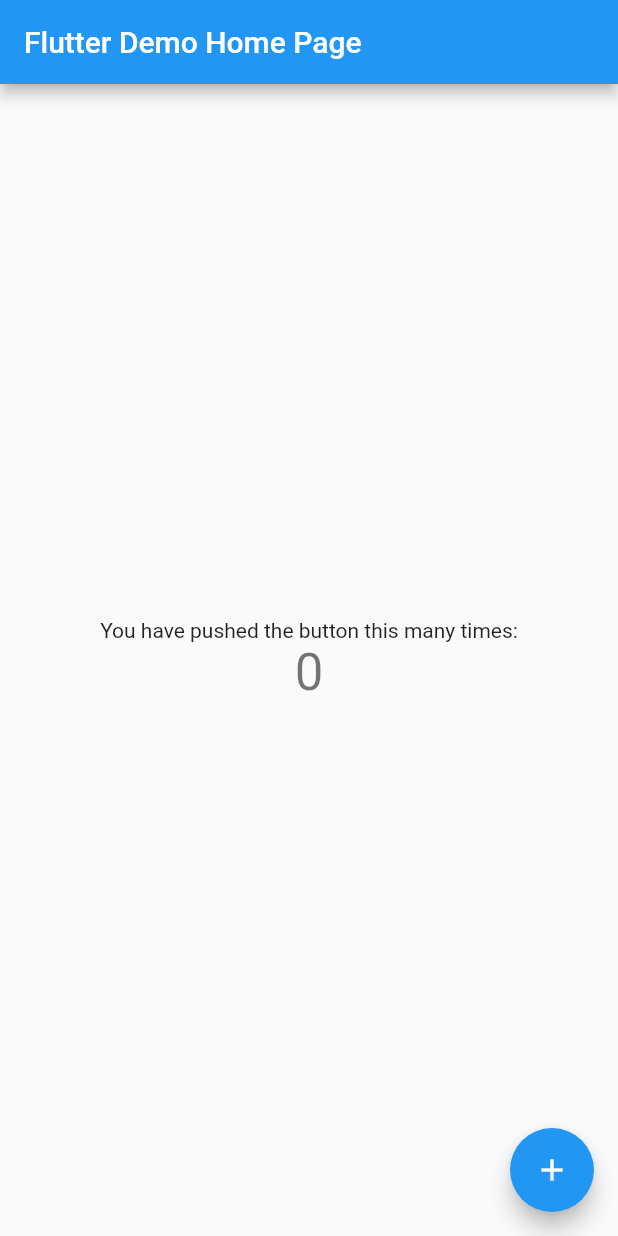
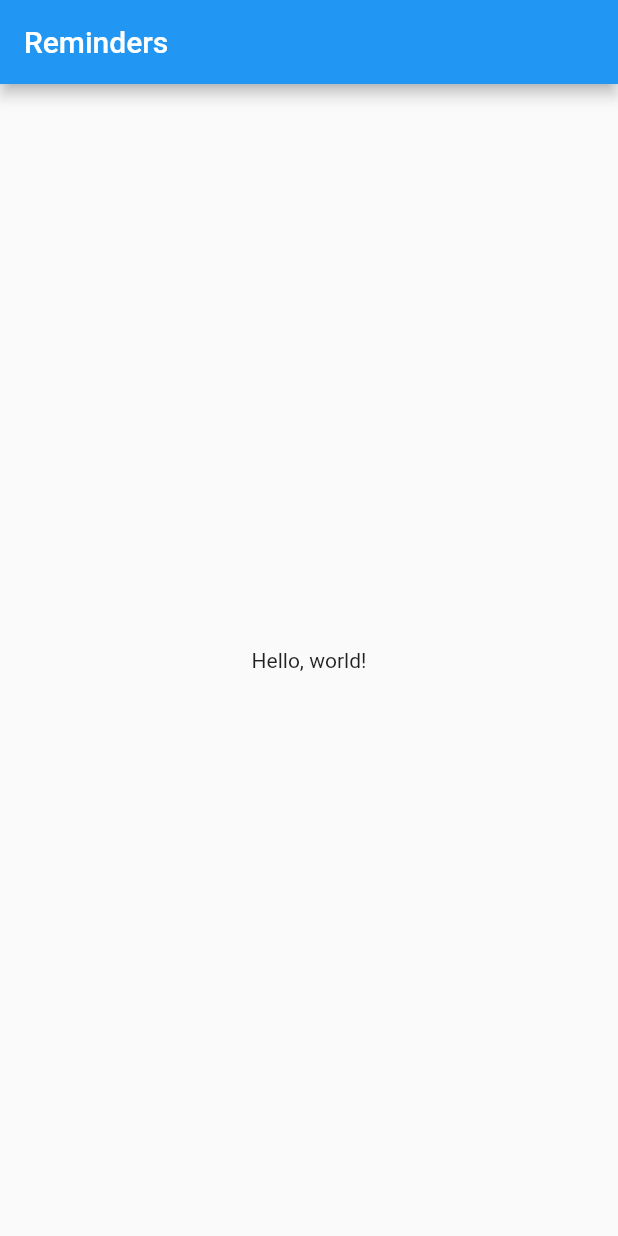
Before and after one commit to MatheusZanfolin/flutter-training, a Flutter app: the screen it shows after launch, on a phone screen of 412 x 824 dp. Run offline on Flutter 3.47's test engine with Material 2 defaults, Android fonts, the phone set to English and light mode, and no system bars.

Commit message:
Created MainRoute

```diff
--- a/lib/main.dart
+++ b/lib/main.dart
@@ -1,113 +1,18 @@
+
 import 'package:flutter/material.dart';
+import 'package:flutter_training/routes/route_main.dart';
 
-void main() {
-  runApp(MyApp());
-}
+void main() => runApp(MyApp());
 
 class MyApp extends StatelessWidget {
-  // This widget is the root of your application.
   @override
   Widget build(BuildContext context) {
     return MaterialApp(
       title: 'Flutter Demo',
       theme: ThemeData(
-        // This is the theme of your application.
-        //
-        // Try running your application with "flutter run". You'll see the
-        // application has a blue toolbar. Then, without quitting the app, try
-        // changing the primarySwatch below to Colors.green and then invoke
-        // "hot reload" (press "r" in the console where you ran "flutter run",
-        // or simply save your changes to "hot reload" in a Flutter IDE).
-        // Notice that the counter didn't reset back to zero; the application
-        // is not restarted.
         primarySwatch: Colors.blue,
       ),
-      home: MyHomePage(title: 'Flutter Demo Home Page'),
+      home: MainRoute(),
     );
   }
 }
-
-class MyHomePage extends StatefulWidget {
-  MyHomePage({Key key, this.title}) : super(key: key);
-
-  // This widget is the home page of your application. It is stateful, meaning
-  // that it has a State object (defined below) that contains fields that affect
-  // how it looks.
-
-  // This class is the configuration for the state. It holds the values (in this
-  // case the title) provided by the parent (in this case the App widget) and
-  // used by the build method of the State. Fields in a Widget subclass are
-  // always marked "final".
-
-  final String title;
-
-  @override
-  _MyHomePageState createState() => _MyHomePageState();
-}
-
-class _MyHomePageState extends State<MyHomePage> {
-  int _counter = 0;
-
-  void _incrementCounter() {
-    setState(() {
-      // This call to setState tells the Flutter framework that something has
-      // changed in this State, which causes it to rerun the build method below
-      // so that the display can reflect the updated values. If we changed
-      // _counter without calling setState(), then the build method would not be
-      // called again, and so nothing would appear to happen.
-      _counter++;
-    });
-  }
-
-  @override
-  Widget build(BuildContext context) {
-    // This method is rerun every time setState is called, for instance as done
-    // by the _incrementCounter method above.
-    //
-    // The Flutter framework has been optimized to make rerunning build methods
-    // fast, so that you can just rebuild anything that needs updating rather
-    // than having to individually change instances of widgets.
-    return Scaffold(
-      appBar: AppBar(
-        // Here we take the value from the MyHomePage object that was created by
-        // the App.build method, and use it to set our appbar title.
-        title: Text(widget.title),
-      ),
-      body: Center(
-        // Center is a layout widget. It takes a single child and positions it
-        // in the middle of the parent.
-        child: Column(
-          // Column is also a layout widget. It takes a list of children and
-          // arranges them vertically. By default, it sizes itself to fit its
-          // children horizontally, and tries to be as tall as its parent.
-          //
-          // Invoke "debug painting" (press "p" in the console, choose the
-          // "Toggle Debug Paint" action from the Flutter Inspector in Android
-          // Studio, or the "Toggle Debug Paint" command in Visual Studio Code)
-          // to see the wireframe for each widget.
-          //
-          // Column has various properties to control how it sizes itself and
-          // how it positions its children. Here we use mainAxisAlignment to
-          // center the children vertically; the main axis here is the vertical
-          // axis because Columns are vertical (the cross axis would be
-          // horizontal).
-          mainAxisAlignment: MainAxisAlignment.center,
-          children: <Widget>[
-            Text(
-              'You have pushed the button this many times:',
-            ),
-            Text(
-              '$_counter',
-              style: Theme.of(context).textTheme.headline4,
-            ),
-          ],
-        ),
-      ),
-      floatingActionButton: FloatingActionButton(
-        onPressed: _incrementCounter,
-        tooltip: 'Increment',
-        child: Icon(Icons.add),
-      ), // This trailing comma makes auto-formatting nicer for build methods.
-    );
-  }
-}
--- /dev/null
+++ b/lib/routes/route_main.dart
@@ -0,0 +1,26 @@
+
+import 'package:flutter/material.dart';
+import 'package:flutter/widgets.dart';
+
+class MainRoute extends StatefulWidget {
+  MainRoute({Key key}) : super(key: key);
+
+  @override
+  _MainRouteState createState() => _MainRouteState();
+}
+
+class _MainRouteState extends State<MainRoute> {
+
+  @override
+  Widget build(BuildContext context) {
+    return Scaffold(
+      appBar: AppBar(
+        title: Text("Reminders"),
+      ),
+      body: Center(
+        child: Text("Hello, world!"),
+      )
+    );
+  }
+
+}
```
